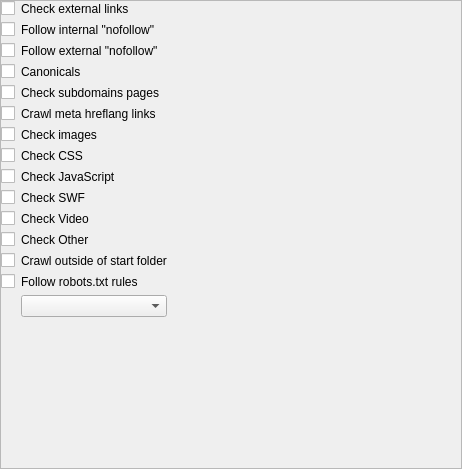
This is seospider/ui/crawler_settings_widget.ui in andrascii/RiveSolutions_SEO_Spider as Qt 5 draws it before an edit. The edited form follows.
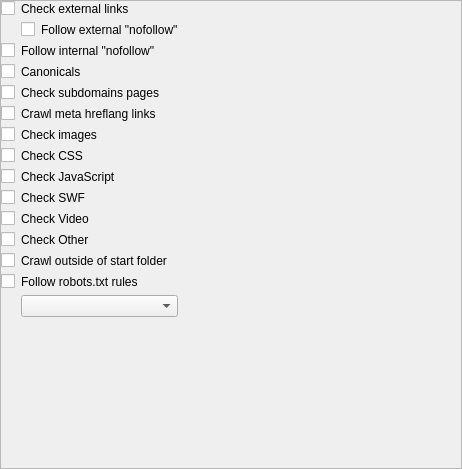
This is the edited form.

Commit message: Fixed "Check external nofollow" indentation on settings page

Diff of the .ui file:
```diff
--- a/seospider/ui/crawler_settings_widget.ui
+++ b/seospider/ui/crawler_settings_widget.ui
@@ -71,28 +71,7 @@
           </property>
          </widget>
         </item>
-        <item row="11" column="1">
-         <widget class="QLabel" name="label_13">
-          <property name="text">
-           <string>Check Video</string>
-          </property>
-         </widget>
-        </item>
-        <item row="4" column="1">
-         <widget class="QLabel" name="label_8">
-          <property name="text">
-           <string>Check subdomains pages</string>
-          </property>
-         </widget>
-        </item>
-        <item row="9" column="1">
-         <widget class="QLabel" name="label_3">
-          <property name="text">
-           <string>Check JavaScript</string>
-          </property>
-         </widget>
-        </item>
-        <item row="13" column="1">
+        <item row="13" column="1" colspan="2">
          <widget class="QLabel" name="label">
           <property name="text">
            <string>Crawl outside of start folder</string>
@@ -112,20 +91,6 @@
           </property>
          </widget>
         </item>
-        <item row="2" column="1">
-         <widget class="QLabel" name="label_6">
-          <property name="text">
-           <string>Follow external &quot;nofollow&quot;</string>
-          </property>
-         </widget>
-        </item>
-        <item row="8" column="1">
-         <widget class="QLabel" name="label_4">
-          <property name="text">
-           <string>Check CSS</string>
-          </property>
-         </widget>
-        </item>
         <item row="13" column="0">
          <widget class="QCheckBox" name="crawlOutsideStartFolderCheckBox">
           <property name="text">
@@ -162,21 +127,33 @@
           </property>
          </widget>
         </item>
-        <item row="3" column="1">
-         <widget class="QLabel" name="label_7">
+        <item row="3" column="0">
+         <widget class="QCheckBox" name="checkCanonicalsCheckBox">
+          <property name="enabled">
+           <bool>true</bool>
+          </property>
           <property name="text">
-           <string>Canonicals</string>
+           <string/>
           </property>
+          <property name="controlKey" stdset="0">
+           <string notr="true">checkCanonicals</string>
+          </property>
          </widget>
         </item>
-        <item row="1" column="1">
-         <widget class="QLabel" name="label_11">
+        <item row="4" column="0">
+         <widget class="QCheckBox" name="checkSubdomainsCheckBox">
+          <property name="enabled">
+           <bool>true</bool>
+          </property>
           <property name="text">
-           <string>Follow internal &quot;nofollow&quot;</string>
+           <string/>
           </property>
+          <property name="controlKey" stdset="0">
+           <string notr="true">checkSubdomains</string>
+          </property>
          </widget>
         </item>
-        <item row="0" column="2">
+        <item row="0" column="3">
          <spacer name="horizontalSpacer">
           <property name="orientation">
            <enum>Qt::Horizontal</enum>
@@ -189,13 +166,6 @@
           </property>
          </spacer>
         </item>
-        <item row="15" column="1">
-         <widget class="QComboBox" name="robotsTxtComboBox">
-          <property name="controlKey" stdset="0">
-           <string notr="true">robotSignature</string>
-          </property>
-         </widget>
-        </item>
         <item row="16" column="0">
          <spacer name="verticalSpacer">
           <property name="orientation">
@@ -209,10 +179,16 @@
           </property>
          </spacer>
         </item>
-        <item row="0" column="1">
-         <widget class="QLabel" name="label_10">
+        <item row="9" column="0">
+         <widget class="QCheckBox" name="checkJavaScriptCheckBox">
+          <property name="enabled">
+           <bool>true</bool>
+          </property>
           <property name="text">
-           <string>Check external links</string>
+           <string/>
+          </property>
+          <property name="controlKey" stdset="0">
+           <string notr="true">checkJavaScript</string>
           </property>
          </widget>
         </item>
@@ -229,19 +205,6 @@
           </property>
          </widget>
         </item>
-        <item row="3" column="0">
-         <widget class="QCheckBox" name="checkCanonicalsCheckBox">
-          <property name="enabled">
-           <bool>true</bool>
-          </property>
-          <property name="text">
-           <string/>
-          </property>
-          <property name="controlKey" stdset="0">
-           <string notr="true">checkCanonicals</string>
-          </property>
-         </widget>
-        </item>
         <item row="5" column="0">
          <widget class="QCheckBox" name="crawlMetaHerefLangLinksCheckBox">
           <property name="enabled">
@@ -255,13 +218,6 @@
           </property>
          </widget>
         </item>
-        <item row="10" column="1">
-         <widget class="QLabel" name="label_2">
-          <property name="text">
-           <string>Check SWF</string>
-          </property>
-         </widget>
-        </item>
         <item row="6" column="0" rowspan="2">
          <widget class="QCheckBox" name="checkImagesCheckBox">
           <property name="enabled">
@@ -275,76 +231,10 @@
           </property>
          </widget>
         </item>
-        <item row="2" column="0">
-         <widget class="QCheckBox" name="followExternalNofollowCheckBox">
-          <property name="enabled">
-           <bool>true</bool>
-          </property>
-          <property name="text">
-           <string/>
-          </property>
+        <item row="15" column="1" colspan="2">
+         <widget class="QComboBox" name="robotsTxtComboBox">
           <property name="controlKey" stdset="0">
-           <string notr="true">followExternalNoFollow</string>
-          </property>
-         </widget>
-        </item>
-        <item row="6" column="1" rowspan="2">
-         <widget class="QLabel" name="label_5">
-          <property name="text">
-           <string>Check images</string>
-          </property>
-         </widget>
-        </item>
-        <item row="4" column="0">
-         <widget class="QCheckBox" name="checkSubdomainsCheckBox">
-          <property name="enabled">
-           <bool>true</bool>
-          </property>
-          <property name="text">
-           <string/>
-          </property>
-          <property name="controlKey" stdset="0">
-           <string notr="true">checkSubdomains</string>
-          </property>
-         </widget>
-        </item>
-        <item row="9" column="0">
-         <widget class="QCheckBox" name="checkJavaScriptCheckBox">
-          <property name="enabled">
-           <bool>true</bool>
-          </property>
-          <property name="text">
-           <string/>
-          </property>
-          <property name="controlKey" stdset="0">
-           <string notr="true">checkJavaScript</string>
-          </property>
-         </widget>
-        </item>
-        <item row="14" column="1">
-         <widget class="QLabel" name="label_9">
-          <property name="text">
-           <string>Follow robots.txt rules</string>
-          </property>
-         </widget>
-        </item>
-        <item row="1" column="0">
-         <widget class="QCheckBox" name="followInternalNofollowCheckBox">
-          <property name="enabled">
-           <bool>true</bool>
-          </property>
-          <property name="text">
-           <string/>
-          </property>
-          <property name="controlKey" stdset="0">
-           <string notr="true">followInternalNoFollow</string>
-          </property>
-         </widget>
-        </item>
-        <item row="5" column="1">
-         <widget class="QLabel" name="label_12">
-          <property name="text">
-           <string>Crawl meta hreflang links</string>
+           <string notr="true">robotSignature</string>
           </property>
          </widget>
         </item>
@@ -361,13 +251,123 @@
           </property>
          </widget>
         </item>
-        <item row="12" column="1">
+        <item row="14" column="1" colspan="2">
+         <widget class="QLabel" name="label_9">
+          <property name="text">
+           <string>Follow robots.txt rules</string>
+          </property>
+         </widget>
+        </item>
+        <item row="12" column="1" colspan="2">
          <widget class="QLabel" name="label_14">
           <property name="text">
            <string>Check Other</string>
           </property>
          </widget>
         </item>
+        <item row="0" column="1" colspan="2">
+         <widget class="QLabel" name="label_10">
+          <property name="text">
+           <string>Check external links</string>
+          </property>
+         </widget>
+        </item>
+        <item row="3" column="1" colspan="2">
+         <widget class="QLabel" name="label_7">
+          <property name="text">
+           <string>Canonicals</string>
+          </property>
+         </widget>
+        </item>
+        <item row="9" column="1" colspan="2">
+         <widget class="QLabel" name="label_3">
+          <property name="text">
+           <string>Check JavaScript</string>
+          </property>
+         </widget>
+        </item>
+        <item row="4" column="1" colspan="2">
+         <widget class="QLabel" name="label_8">
+          <property name="text">
+           <string>Check subdomains pages</string>
+          </property>
+         </widget>
+        </item>
+        <item row="5" column="1" colspan="2">
+         <widget class="QLabel" name="label_12">
+          <property name="text">
+           <string>Crawl meta hreflang links</string>
+          </property>
+         </widget>
+        </item>
+        <item row="8" column="1" colspan="2">
+         <widget class="QLabel" name="label_4">
+          <property name="text">
+           <string>Check CSS</string>
+          </property>
+         </widget>
+        </item>
+        <item row="6" column="1" rowspan="2" colspan="2">
+         <widget class="QLabel" name="label_5">
+          <property name="text">
+           <string>Check images</string>
+          </property>
+         </widget>
+        </item>
+        <item row="10" column="1" colspan="2">
+         <widget class="QLabel" name="label_2">
+          <property name="text">
+           <string>Check SWF</string>
+          </property>
+         </widget>
+        </item>
+        <item row="11" column="1" colspan="2">
+         <widget class="QLabel" name="label_13">
+          <property name="text">
+           <string>Check Video</string>
+          </property>
+         </widget>
+        </item>
+        <item row="2" column="0">
+         <widget class="QCheckBox" name="followInternalNofollowCheckBox">
+          <property name="enabled">
+           <bool>true</bool>
+          </property>
+          <property name="text">
+           <string/>
+          </property>
+          <property name="controlKey" stdset="0">
+           <string notr="true">followInternalNoFollow</string>
+          </property>
+         </widget>
+        </item>
+        <item row="1" column="2">
+         <widget class="QLabel" name="label_6">
+          <property name="text">
+           <string>Follow external &quot;nofollow&quot;</string>
+          </property>
+         </widget>
+        </item>
+        <item row="1" column="1">
+         <widget class="QCheckBox" name="followExternalNofollowCheckBox">
+          <property name="enabled">
+           <bool>true</bool>
+          </property>
+          <property name="text">
+           <string/>
+          </property>
+          <property name="controlKey" stdset="0">
+           <string notr="true">followExternalNoFollow</string>
+          </property>
+         </widget>
+        </item>
+        <item row="2" column="1" colspan="2">
+         <widget class="QLabel" name="label_11">
+          <property name="text">
+           <string>Follow internal &quot;nofollow&quot;</string>
+          </property>
+         </widget>
+        </item>
        </layout>
       </item>
      </layout>
```
Left out of the diff: 8 changed lines with no effect on the pictures. The commit also changes 6 other files.
